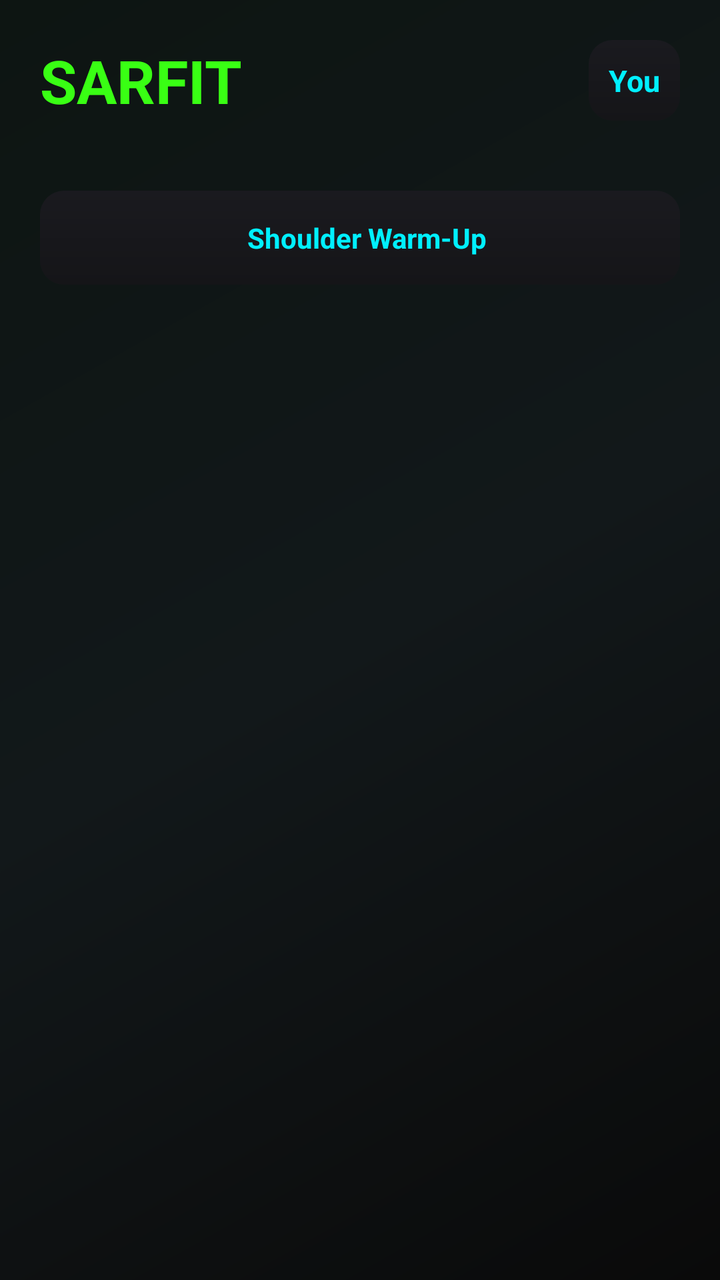
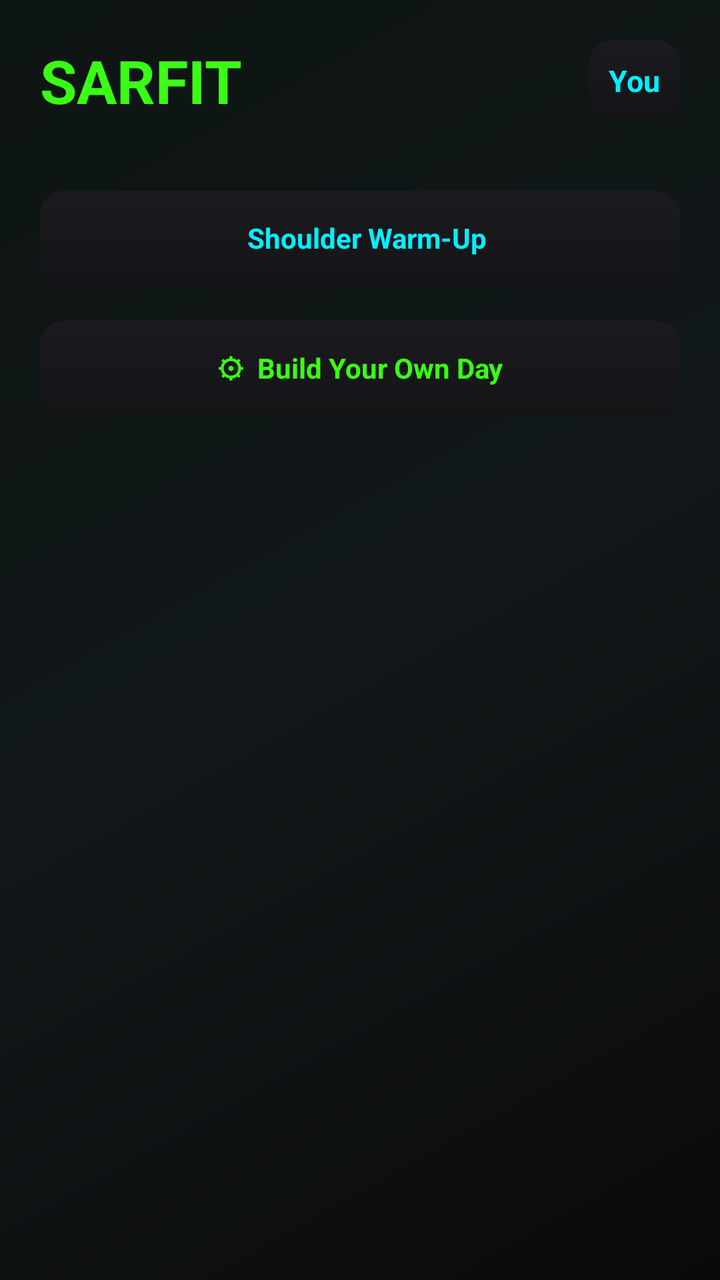

Two renders of the same Android screen: before a commit and after it. Below are the layout's source before the change and the commit's diff.
<!-- AndroidManifest.xml: application theme Theme.Sarfit -->
<!-- res/layout/activity_main.xml -->
<?xml version="1.0" encoding="utf-8"?>
<ScrollView xmlns:android="http://schemas.android.com/apk/res/android"
    android:layout_width="match_parent"
    android:layout_height="match_parent"
    android:background="@drawable/gradient_bg">

    <LinearLayout
        android:layout_width="match_parent"
        android:layout_height="wrap_content"
        android:orientation="vertical"
        android:padding="20dp">

        <LinearLayout
            android:layout_width="match_parent"
            android:layout_height="wrap_content"
            android:orientation="horizontal"
            android:gravity="center_vertical">

            <TextView
                android:layout_width="0dp"
                android:layout_height="wrap_content"
                android:layout_weight="1"
                android:text="@string/app_name"
                android:textColor="@color/neon_green"
                android:textSize="30sp"
                android:textStyle="bold" />

            <TextView
                android:id="@+id/tvYouButton"
                android:layout_width="wrap_content"
                android:layout_height="wrap_content"
                android:text="You"
                android:textColor="@color/neon_cyan"
                android:textSize="15sp"
                android:textStyle="bold"
                android:padding="10dp"
                android:background="@drawable/gradient_card" />

        </LinearLayout>

        <TextView
            android:id="@+id/tvWelcome"
            android:layout_width="wrap_content"
            android:layout_height="wrap_content"
            android:layout_marginTop="2dp"
            android:layout_marginBottom="14dp"
            android:textColor="@color/text_secondary"
            android:textSize="14sp" />

        <TextView
            android:id="@+id/tvWarmupButton"
            android:layout_width="match_parent"
            android:layout_height="wrap_content"
            android:layout_marginBottom="18dp"
            android:padding="14dp"
            android:gravity="center"
            android:text="\uD83D\uDD25  Shoulder Warm-Up"
            android:textColor="@color/neon_cyan"
            android:textSize="14sp"
            android:textStyle="bold"
            android:background="@drawable/gradient_card" />

        <LinearLayout
            android:id="@+id/dayListContainer"
            android:layout_width="match_parent"
            android:layout_height="wrap_content"
            android:orientation="vertical" />

    </LinearLayout>
</ScrollView>
<!-- resources referenced by this layout -->
<resources>
  <color name="neon_cyan">#00F0FF</color>
  <color name="neon_green">#39FF14</color>
  <color name="text_secondary">#9E9E9E</color>
  <!-- drawable gradient_bg (drawable) -->
  <?xml version="1.0" encoding="utf-8"?>
  <shape xmlns:android="http://schemas.android.com/apk/res/android"
      android:shape="rectangle">
      <gradient
          android:type="linear"
          android:angle="135"
          android:startColor="#0A0A0A"
          android:centerColor="#12181A"
          android:endColor="#0D1512"
          android:centerX="0.5" />
  </shape>
  <!-- drawable gradient_card (drawable) -->
  <?xml version="1.0" encoding="utf-8"?>
  <shape xmlns:android="http://schemas.android.com/apk/res/android"
      android:shape="rectangle">
      <gradient
          android:type="linear"
          android:angle="115"
          android:startColor="#1A1A1F"
          android:endColor="#151518" />
      <corners android:radius="12dp" />
  </shape>
  <string name="app_name">SARFIT</string>
  <style name="Theme.Sarfit" parent="Theme.AppCompat.NoActionBar">
          <item name="android:windowBackground">@color/bg_dark</item>
          <item name="android:statusBarColor">@color/bg_dark</item>
          <item name="android:navigationBarColor">@color/bg_dark</item>
          <item name="android:textColor">@color/text_primary</item>
      </style>
  <color name="bg_dark">#0A0A0A</color>
  <color name="text_primary">#FFFFFF</color>
</resources>

<!-- the commit's change to res/layout/activity_main.xml (unified diff, before → after) -->
@@ -60,6 +60,19 @@
             android:textStyle="bold"
             android:background="@drawable/gradient_card" />
 
+        <TextView
+            android:id="@+id/tvCustomBuilderButton"
+            android:layout_width="match_parent"
+            android:layout_height="wrap_content"
+            android:layout_marginBottom="18dp"
+            android:padding="14dp"
+            android:gravity="center"
+            android:text="\u2699  Build Your Own Day"
+            android:textColor="@color/neon_green"
+            android:textSize="14sp"
+            android:textStyle="bold"
+            android:background="@drawable/gradient_card" />
+
         <LinearLayout
             android:id="@+id/dayListContainer"
             android:layout_width="match_parent"
